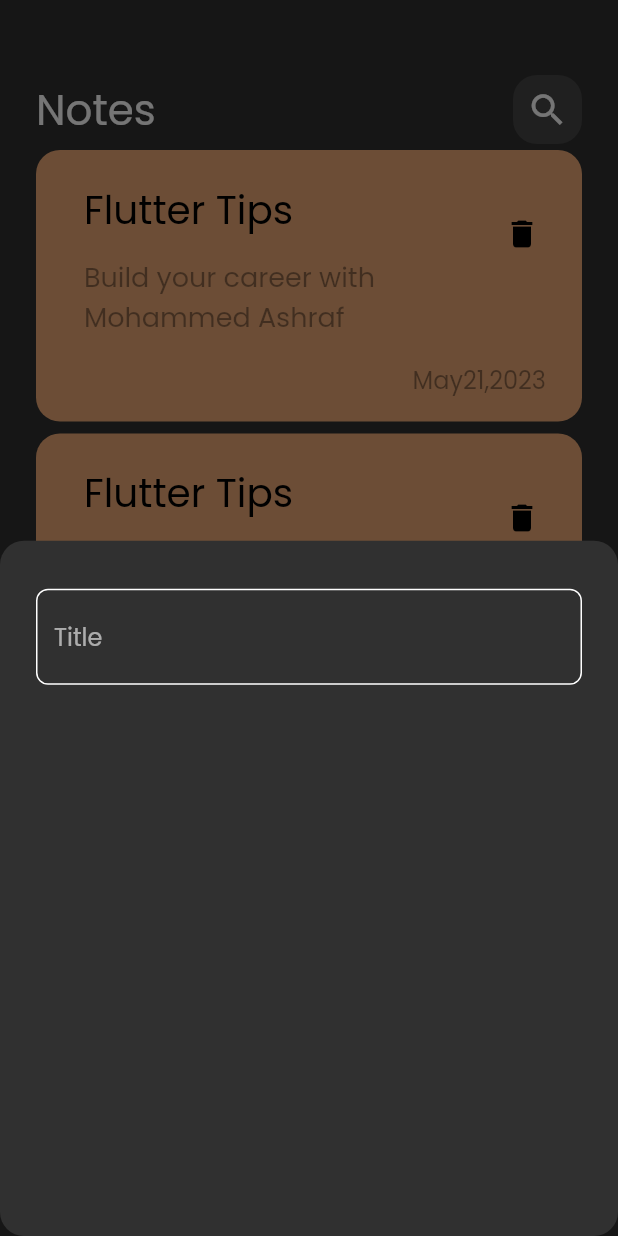
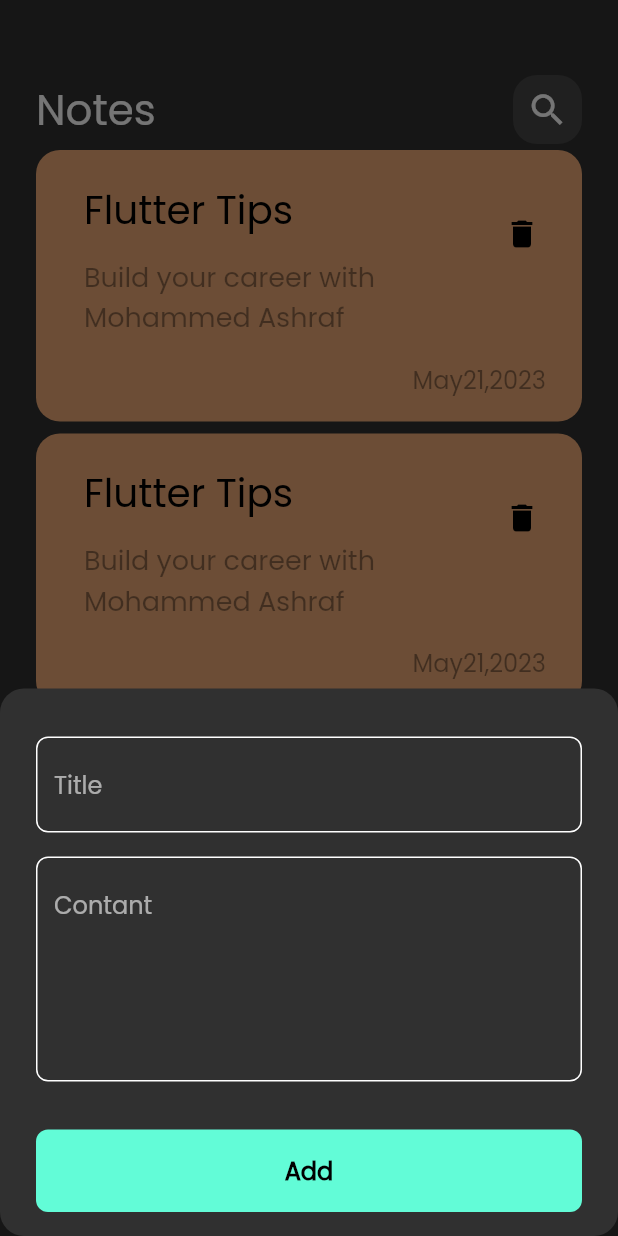
Before and after one commit to ENGMOHAMMADQQQ/notes_app, a Flutter app: the screen it shows after launch, after a tap on the "add" icon, on a phone screen of 412 x 824 dp. Run offline on Flutter 3.47's test engine with Material 2 defaults, Android fonts, the phone set to English and light mode, and no system bars.

Commit message:
Add Custom Botton

```diff
--- a/lib/widgets/add_note_bottom_sheet.dart
+++ b/lib/widgets/add_note_bottom_sheet.dart
@@ -1,5 +1,7 @@
 import 'package:flutter/material.dart';
+import 'package:untitled3/constants.dart';
 
+import 'custom_botton.dart';
 import 'custtom_text_field.dart';
 class AddNoteBottomSheet extends StatelessWidget {
   const AddNoteBottomSheet({super.key});
@@ -8,11 +10,18 @@ class AddNoteBottomSheet extends StatelessWidget {
   Widget build(BuildContext context) {
     return const Padding(
       padding:  EdgeInsets.symmetric(horizontal: 24),
-      child: Column(
-        children: [
-        SizedBox(height: 32),
-        CusttomTextField()
-        ],
+      child: SingleChildScrollView(
+        child: Column(
+          children: [
+          SizedBox(height: 32),
+          CusttomTextField(hint: 'Title',),
+          SizedBox(height: 16,),
+          CusttomTextField(hint: 'Contant', maxline: 5,),
+          SizedBox(height: 32,),
+          CustomBotton(),
+          SizedBox(height: 16,),
+          ],
+        ),
       ),
     );
   }
--- /dev/null
+++ b/lib/widgets/custom_botton.dart
@@ -0,0 +1,22 @@
+import 'package:flutter/material.dart';
+
+import '../constants.dart';
+class CustomBotton extends StatelessWidget {
+   const CustomBotton({super.key});
+
+   @override
+   Widget build(BuildContext context) {
+     return Container(
+      width: MediaQuery.of(context).size.width,
+      height: 55,
+      decoration: BoxDecoration(
+        color: kPrimaryColor,
+        borderRadius: BorderRadius.circular(8),
+      ),
+      child: const Center(
+        child: Text('Add',style: TextStyle(color: Colors.black, fontSize: 16,fontWeight: FontWeight.bold),),
+      ),
+
+     );
+   }
+ }
--- a/lib/widgets/custtom_text_field.dart
+++ b/lib/widgets/custtom_text_field.dart
@@ -3,30 +3,26 @@ import 'package:flutter/material.dart';
 import '../constants.dart';
 
 class CusttomTextField extends StatelessWidget {
-  const CusttomTextField({super.key});
-
+  const CusttomTextField({super.key, required this.hint, this.maxline = 1});
+  final String hint;
+  final int maxline;
   @override
   Widget build(BuildContext context) {
-    return  TextField(
+    return TextField(
       cursorColor: kPrimaryColor,
+      maxLines: maxline,
       decoration: InputDecoration(
-
         border: buildborder(),
-        hintText: 'Title',
+        hintText: hint,
         focusedBorder: buildborder(kPrimaryColor),
         enabledBorder: buildborder(),
       ),
-
     );
-
   }
 
   OutlineInputBorder buildborder([color]) {
     return OutlineInputBorder(
-      borderRadius: BorderRadius.circular(8),
-      borderSide: BorderSide(
-        color:color ?? Colors.white
-      )
-      );
+        borderRadius: BorderRadius.circular(8),
+        borderSide: BorderSide(color: color ?? Colors.white));
   }
 }
```
